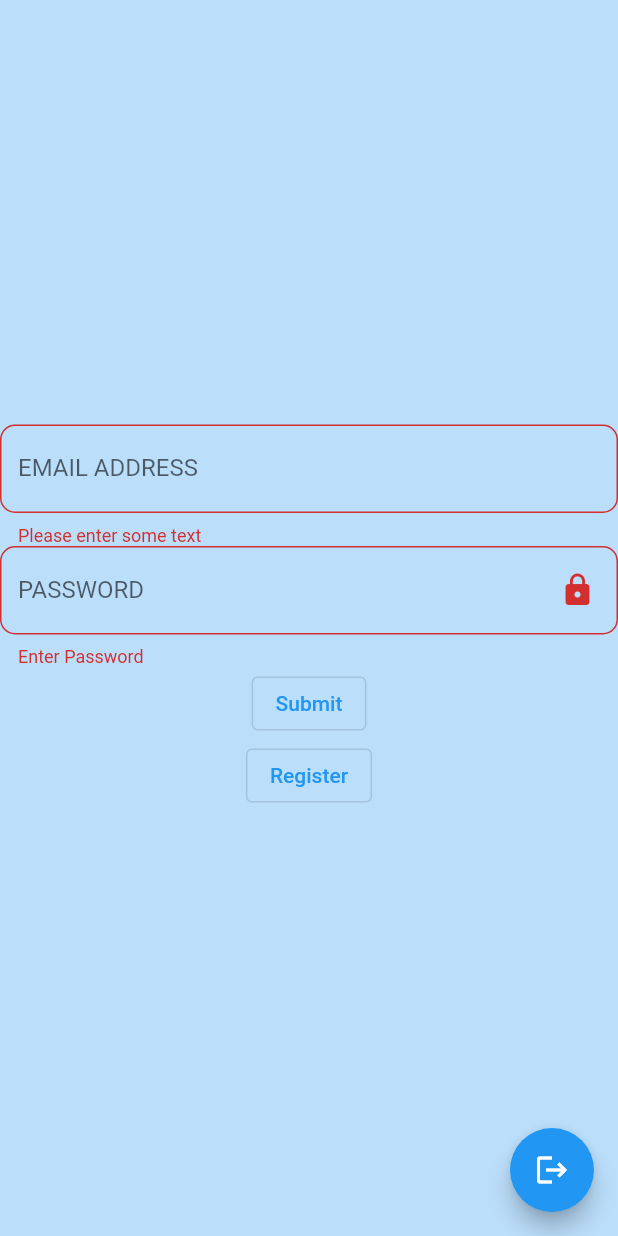
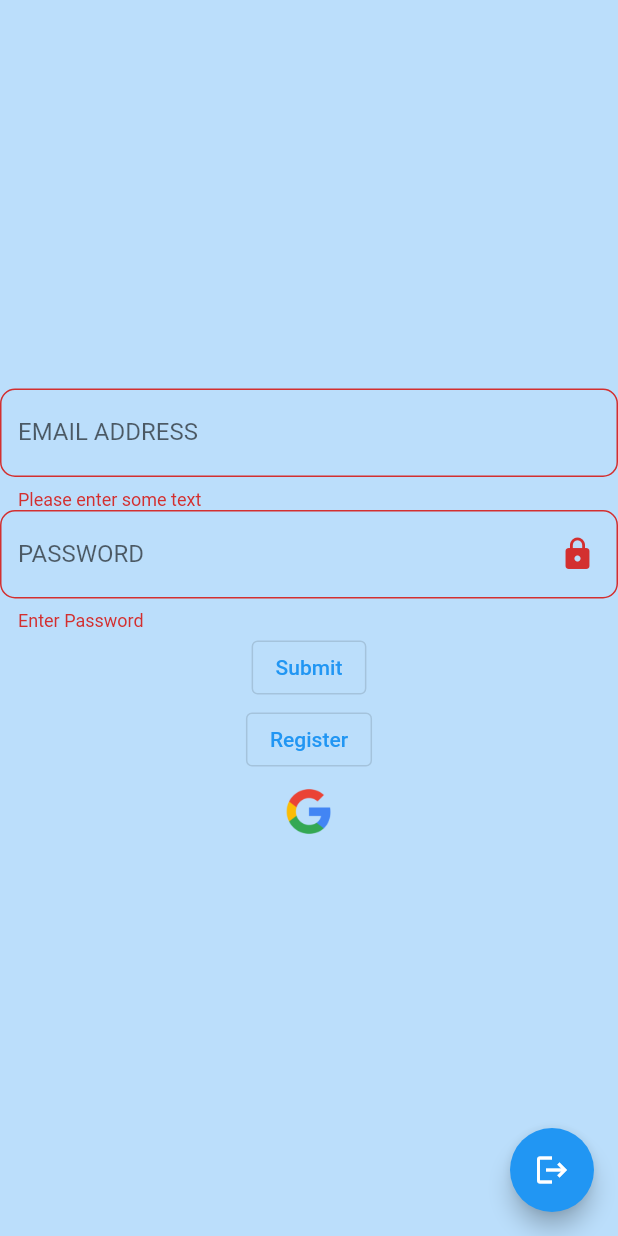
Before and after one commit to famedahossain/homework-1-flutter, a Flutter app: the screen it shows after launch, after a tap on "Submit", on a phone screen of 412 x 824 dp. Run offline on Flutter 3.47's test engine with Material 2 defaults, Android fonts, the phone set to English and light mode, and no system bars; our stand-ins replace cloud_firestore, firebase_auth, firebase_core, google_sign_in, splashscreen; accounts and stored records are empty.

Commit message:
Google Sign In

```diff
--- a/lib/login_view.dart
+++ b/lib/login_view.dart
@@ -6,6 +6,7 @@ import 'register.dart';
 import 'package:firebase_auth/firebase_auth.dart';
 import 'package:flutter/material.dart';
 import 'loading.dart';
+import 'package:google_sign_in/google_sign_in.dart';
 
 class LoginPage extends StatefulWidget {
   const LoginPage({Key? key}) : super(key: key);
@@ -15,8 +16,11 @@ class LoginPage extends StatefulWidget {
 
 class _LoginState extends State<LoginPage> {
   final FirebaseAuth _auth = FirebaseAuth.instance;
+  final GoogleSignIn _googleSignIn = GoogleSignIn();
   final _formKey = GlobalKey<FormState>();
   late TextEditingController _emailController, _passwordController;
+
+  get model => null;
 
   @override
   void initState() {
@@ -102,6 +106,13 @@ class _LoginState extends State<LoginPage> {
       child: const Text('Register'),
     );
 
+    final google = IconButton(
+      icon: Image.asset('assets/googleicon.png'),
+      iconSize: 30,
+      onPressed: (){
+        googleSignIn();
+      }, );
+
     return Scaffold(
       backgroundColor: Colors.blue.shade100,
       body: Center(
@@ -120,7 +131,8 @@ class _LoginState extends State<LoginPage> {
                   emailInput,
                   passwordInput,
                   submitButton,
-                  registerButton
+                  registerButton,
+                  google
                 ],
               ),
             )
@@ -190,4 +202,18 @@ class _LoginState extends State<LoginPage> {
     });
   }
 
+  void  googleSignIn() async {
+    final GoogleSignInAccount googleUser = await GoogleSignIn().signIn();
+    final GoogleSignInAuthentication googleAuth = await googleUser.authentication;
+
+    final credential = GoogleAuthProvider.credential(
+      accessToken: googleAuth.accessToken,
+      idToken: googleAuth.idToken,
+    );
+
+    await FirebaseAuth.instance.signInWithCredential(credential);
+
+    Navigator.pushReplacement(context,MaterialPageRoute(builder:  (con) => AppDriver()));
+  }
+
 }
--- a/lib/main.dart
+++ b/lib/main.dart
@@ -5,8 +5,9 @@ import 'package:splashscreen/splashscreen.dart';
 import 'package:firebase_core/firebase_core.dart';
 import 'driver.dart';
 
-void main() {
+void main() async {
   WidgetsFlutterBinding.ensureInitialized();
+  await Firebase.initializeApp();
   runApp(App());
 }
 
```
Also changed, not shown: assets/googleicon.png (added), 2 other files.
